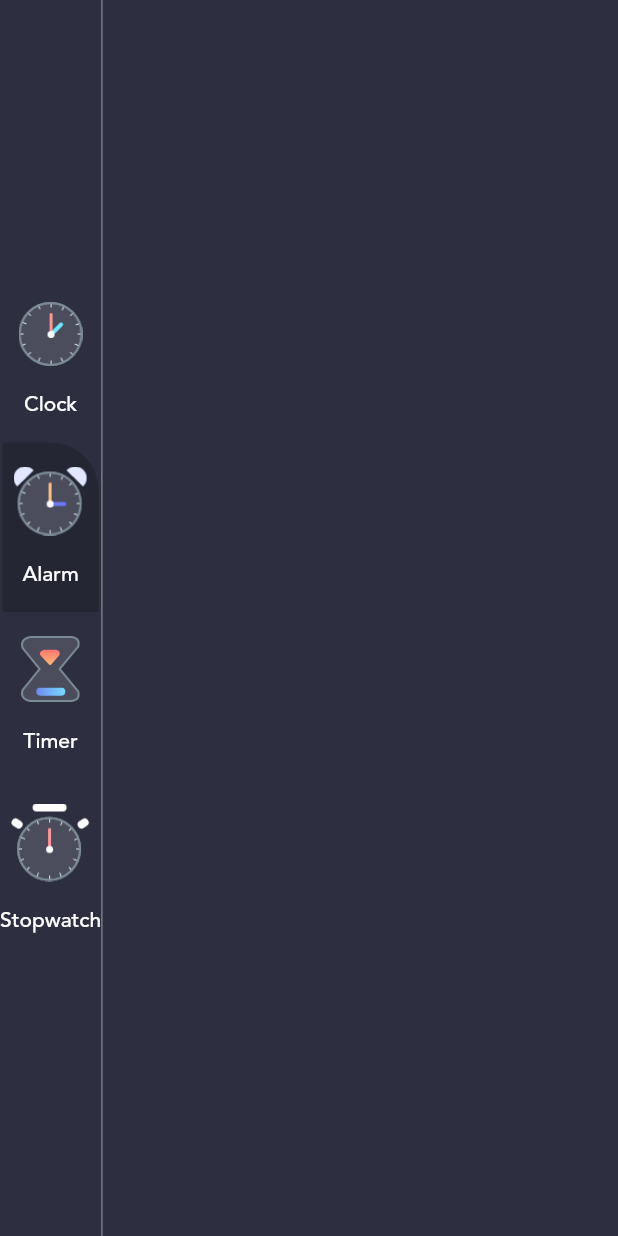
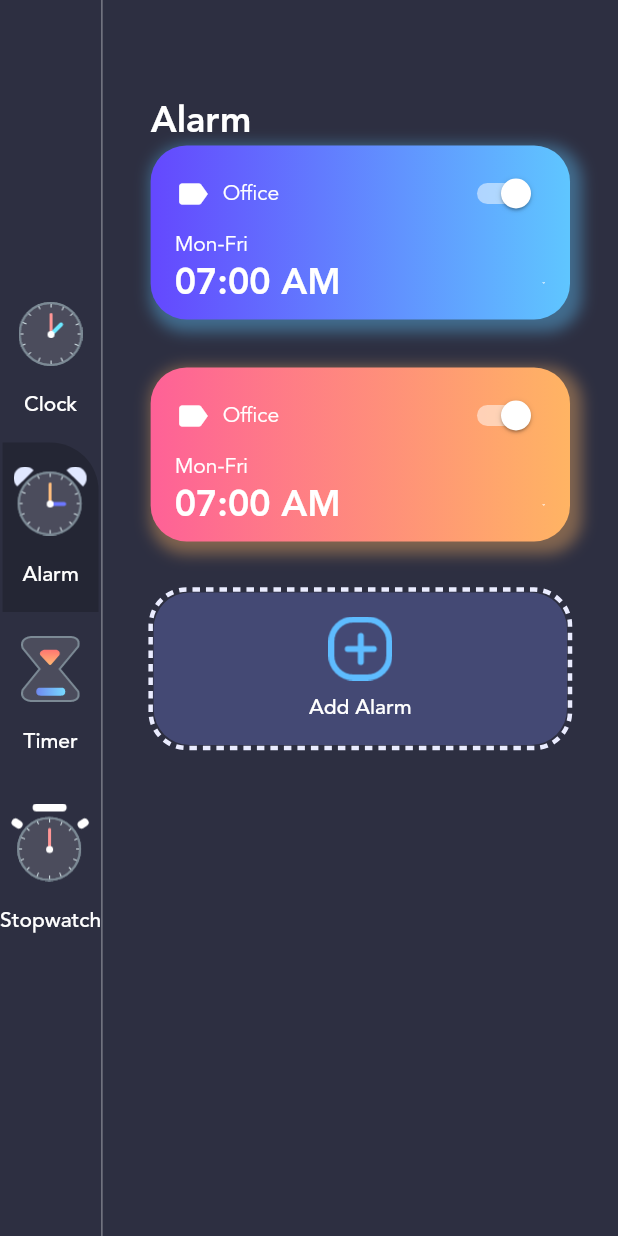
Before and after one commit to L-jimin-dev/Flutter-Clock-App, a Flutter app: the screen it shows after launch, after a tap on "Alarm", on a phone screen of 412 x 824 dp. Run offline on Flutter 3.47's test engine with Material 2 defaults, Android fonts, the light colour scheme and no system bars; drawn by our look-alikes of dotted_border.

Commit message:
create new alarm Layout

```diff
--- a/lib/constants/theme_data.dart
+++ b/lib/constants/theme_data.dart
@@ -17,8 +17,8 @@ class CustomColors {
 }
 
 class GradientColors {
-  final List<Color> colors;
-  GradientColors(this.colors);
+  // final List<Color> colors;
+  // GradientColors(this.colors);
 
   static List<Color> sky = [Color(0xFF6448FE), Color(0xFF5FC6FF)];
   static List<Color> sunset = [Color(0xFFFE6197), Color(0xFFFFB463)];
@@ -27,12 +27,12 @@ class GradientColors {
   static List<Color> fire = [Color(0xFFFF5DCD), Color(0xFFFF8484)];
 }
 
-class GradientTemplate {
-  static List<GradientColors> gradientTemplate = [
-    GradientColors(GradientColors.sky),
-    GradientColors(GradientColors.sunset),
-    GradientColors(GradientColors.sea),
-    GradientColors(GradientColors.mango),
-    GradientColors(GradientColors.fire),
-  ];
-}
+// class GradientTemplate {
+//   static List<GradientColors> gradientTemplate = [
+//     GradientColors(GradientColors.sky),
+//     GradientColors(GradientColors.sunset),
+//     GradientColors(GradientColors.sea),
+//     GradientColors(GradientColors.mango),
+//     GradientColors(GradientColors.fire),
+//   ];
+// }
--- a/lib/data.dart
+++ b/lib/data.dart
@@ -1,5 +1,7 @@
+import 'package:jimin_clock/constants/theme_data.dart';
 import 'package:jimin_clock/enums.dart';
-import 'package:jimin_clock/menu_info.dart';
+import 'package:jimin_clock/models/alarm_info.dart';
+import 'package:jimin_clock/models/menu_info.dart';
 
 List<MenuInfo> menuItems = [
   MenuInfo(
@@ -23,3 +25,10 @@ List<MenuInfo> menuItems = [
     imageSource: 'assets/stopwatch_icon.png',
   ),
 ];
+
+List<AlarmInfo> alarms = [
+  AlarmInfo(DateTime.now().add(Duration(hours: 1)),
+      description: 'Office', gradientColors: GradientColors.sky),
+  AlarmInfo(DateTime.now().add(Duration(hours: 2)),
+      description: 'Sport', gradientColors: GradientColors.sunset),
+];
--- a/lib/main.dart
+++ b/lib/main.dart
@@ -1,7 +1,7 @@
 import 'package:flutter/material.dart';
 import 'package:provider/provider.dart';
 
-import 'package:jimin_clock/menu_info.dart';
+import 'package:jimin_clock/models/menu_info.dart';
 import 'package:jimin_clock/enums.dart';
 import 'package:jimin_clock/views/homepage.dart';
 
--- /dev/null
+++ b/lib/models/alarm_info.dart
@@ -0,0 +1,11 @@
+import 'package:flutter/cupertino.dart';
+import 'package:flutter/material.dart';
+
+class AlarmInfo {
+  DateTime alarmDateTime;
+  String description;
+  bool isActive;
+  List<Color> gradientColors;
+
+  AlarmInfo(this.alarmDateTime, {this.description, this.gradientColors});
+}
--- /dev/null
+++ b/lib/views/alarm_page.dart
@@ -0,0 +1,158 @@
+import 'package:dotted_border/dotted_border.dart';
+import 'package:flutter/cupertino.dart';
+import 'package:flutter/material.dart';
+import 'package:jimin_clock/constants/theme_data.dart';
+import 'package:jimin_clock/data.dart';
+
+class AlarmPage extends StatefulWidget {
+  @override
+  _AlarmPageState createState() => _AlarmPageState();
+}
+
+class _AlarmPageState extends State<AlarmPage> {
+  @override
+  Widget build(BuildContext context) {
+    return Container(
+      padding: EdgeInsets.symmetric(horizontal: 32, vertical: 64),
+      child: Column(
+        crossAxisAlignment: CrossAxisAlignment.start,
+        children: <Widget>[
+          Text(
+            'Alarm',
+            style: TextStyle(
+              fontFamily: 'avenir',
+              fontWeight: FontWeight.w700,
+              color: CustomColors.primaryTextColor,
+              fontSize: 24,
+            ),
+          ),
+          Expanded(
+            child: ListView(
+              children: alarms.map<Widget>((alarm) {
+                return Container(
+                  margin: const EdgeInsets.only(bottom: 32),
+                  padding: const EdgeInsets.symmetric(horizontal: 16, vertical: 8),
+                  decoration: BoxDecoration(
+                    gradient: LinearGradient(
+                      colors: alarm.gradientColors,
+                      begin: Alignment.centerLeft,
+                      end: Alignment.centerRight,
+                    ),
+                    boxShadow: [
+                      BoxShadow(
+                        color: alarm.gradientColors.last.withOpacity(0.4),
+                        blurRadius: 8,
+                        spreadRadius: 4,
+                        offset: Offset(4, 4),
+                      ),
+                    ],
+                    borderRadius: BorderRadius.all(Radius.circular(24)),
+                  ),
+                  child: Column(
+                    crossAxisAlignment: CrossAxisAlignment.start,
+                    children: <Widget>[
+                      Row(
+                        mainAxisAlignment: MainAxisAlignment.spaceBetween,
+                        children: <Widget>[
+                          Row(
+                            children: <Widget>[
+                              Icon(
+                                Icons.label,
+                                color: Colors.white,
+                                size: 24,
+                              ),
+                              SizedBox(
+                                width: 8,
+                              ),
+                              Text(
+                                'Office',
+                                style: TextStyle(
+                                  color: Colors.white,
+                                  fontFamily: 'avenir',
+                                ),
+                              )
+                            ],
+                          ),
+                          Switch(
+                            onChanged: (bool value) {},
+                            value: true,
+                            activeColor: Colors.white,
+                          ),
+                        ],
+                      ),
+                      Text(
+                        'Mon-Fri',
+                        style: TextStyle(
+                          color: Colors.white,
+                          fontFamily: 'avenir',
+                        ),
+                      ),
+                      Row(
+                        mainAxisAlignment: MainAxisAlignment.spaceBetween,
+                        children: <Widget>[
+                          Text(
+                            '07:00 AM',
+                            style: TextStyle(
+                              color: Colors.white,
+                              fontFamily: 'avenir',
+                              fontSize: 24,
+                              fontWeight: FontWeight.w700,
+                            ),
+                          ),
+                          Icon(
+                            Icons.keyboard_arrow_down,
+                            size: 3,
+                            color: Colors.white,
+                          )
+                        ],
+                      )
+                    ],
+                  ),
+                );
+              }).followedBy([
+                DottedBorder(
+                  strokeWidth: 3,
+                  color: CustomColors.clockOutline,
+                  borderType: BorderType.RRect,
+                  radius: Radius.circular(24),
+                  dashPattern: [5, 4],
+                  child: Container(
+                    width: double.infinity,
+                    decoration: BoxDecoration(
+                      color: CustomColors.clockBG,
+                      borderRadius: BorderRadius.all(Radius.circular(24)),
+                    ),
+                    child: TextButton(
+                      style: TextButton.styleFrom(
+                        padding: const EdgeInsets.symmetric(horizontal: 32, vertical: 16),
+                      ),
+                      onPressed: () {},
+                      child: Column(
+                        children: <Widget>[
+                          Image.asset(
+                            'assets/add_alarm.png',
+                            scale: 1.5,
+                          ),
+                          SizedBox(
+                            height: 8,
+                          ),
+                          Text(
+                            'Add Alarm',
+                            style: TextStyle(
+                              color: Colors.white,
+                              fontFamily: 'avenir'
+                            ),
+                          )
+                        ],
+                      ),
+                    ),
+                  ),
+                ),
+              ]).toList(),
+            ),
+          ),
+        ],
+      ),
+    );
+  }
+}
--- /dev/null
+++ b/lib/views/clock_page.dart
@@ -0,0 +1,121 @@
+import 'package:flutter/cupertino.dart';
+import 'package:flutter/material.dart';
+import 'package:intl/intl.dart';
+
+import 'clock_view.dart';
+
+class ClockPage extends StatefulWidget {
+  @override
+  _ClockPageState createState() => _ClockPageState();
+}
+
+class _ClockPageState extends State<ClockPage> {
+  @override
+  Widget build(BuildContext context) {
+    var now = DateTime.now();
+    var formattedTime = DateFormat('HH:mm').format(now);
+    var formattedDate = DateFormat('EEE, d MMM').format(now);
+    var timezoneString =
+        DateTime.now().timeZoneOffset.toString().split('.').first;
+    var offsetSign = '';
+    if (!timezoneString.startsWith('-')) {
+      offsetSign = '+';
+    }
+
+    return Container(
+      padding: EdgeInsets.symmetric(horizontal: 32, vertical: 64),
+      child: Column(
+        crossAxisAlignment: CrossAxisAlignment.start,
+        children: <Widget>[
+          Flexible(
+            flex: 1,
+            fit: FlexFit.tight,
+            child: Text(
+              'Clock',
+              style: TextStyle(
+                fontFamily: 'avenir',
+                fontWeight: FontWeight.w700,
+                color: Colors.white,
+                fontSize: 24,
+              ),
+            ),
+          ),
+          Flexible(
+            flex: 2,
+            child: Column(
+              crossAxisAlignment: CrossAxisAlignment.start,
+              children: <Widget>[
+                Text(
+                  formattedTime,
+                  style: TextStyle(
+                    fontFamily: 'avenir',
+                    color: Colors.white,
+                    fontSize: 64,
+                  ),
+                ),
+                Text(
+                  formattedDate,
+                  style: TextStyle(
+                    fontFamily: 'avenir',
+                    fontWeight: FontWeight.w300,
+                    color: Colors.white,
+                    fontSize: 20,
+                  ),
+                ),
+              ],
+            ),
+          ),
+          Flexible(
+              flex: 5,
+              fit: FlexFit.tight,
+              child: Align(
+                alignment: Alignment.center,
+                child: ClockView(
+                  size: MediaQuery.of(context).size.height / 3.5,
+                ),
+              )),
+          Flexible(
+            flex: 2,
+            fit: FlexFit.tight,
+            child: Column(
+              crossAxisAlignment: CrossAxisAlignment.start,
+              children: <Widget>[
+                Text(
+                  'Timezone',
+                  style: TextStyle(
+                    fontFamily: 'avenir',
+                    fontWeight: FontWeight.w500,
+                    color: Colors.white,
+                    fontSize: 24,
+                  ),
+                ),
+                SizedBox(
+                  height: 16,
+                ),
+                Row(
+                  children: <Widget>[
+                    Icon(
+                      Icons.language,
+                      color: Colors.white,
+                    ),
+                    SizedBox(
+                      height: 16,
+                    ),
+                    Text(
+                      'UTC' + offsetSign + timezoneString,
+                      style: TextStyle(
+                        fontFamily: 'avenir',
+                        color: Colors.white,
+                        fontSize: 14,
+                      ),
+                    ),
+                  ],
+                ),
+              ],
+            ),
+          ),
+        ],
+      ),
+    );
+  }
+}
--- a/lib/views/homepage.dart
+++ b/lib/views/homepage.dart
@@ -3,10 +3,12 @@ import 'package:flutter/material.dart';
 import 'package:intl/intl.dart';
 import 'package:jimin_clock/constants/theme_data.dart';
 import 'package:jimin_clock/enums.dart';
+import 'package:jimin_clock/views/alarm_page.dart';
+import 'package:jimin_clock/views/clock_page.dart';
 import 'package:provider/provider.dart';
 
 import 'package:jimin_clock/data.dart';
-import 'package:jimin_clock/menu_info.dart';
+import 'package:jimin_clock/models/menu_info.dart';
 import 'package:jimin_clock/views/clock_view.dart';
 
 class HomePage extends StatefulWidget {
@@ -45,100 +47,22 @@ class _HomePageState extends State<HomePage> {
           ),
           Expanded(child: Consumer<MenuInfo>(
             builder: (BuildContext context, MenuInfo value, Widget child) {
-              if(value.menuType != MenuType.clock) return Container();
+              if(value.menuType == MenuType.clock)
+                return ClockPage();
+              else if(value.menuType == MenuType.alarm)
+                return AlarmPage();
               return Container(
-                padding: EdgeInsets.symmetric(horizontal: 32, vertical: 64),
-                child: Column(
-                  crossAxisAlignment: CrossAxisAlignment.start,
-                  children: <Widget>[
-                    Flexible(
-                      flex: 1,
-                      fit: FlexFit.tight,
-                      child: Text(
-                        'Clock',
-                        style: TextStyle(
-                          fontFamily: 'avenir',
-                          fontWeight: FontWeight.w700,
-                          color: Colors.white,
-                          fontSize: 24,
-                        ),
+                child: RichText(
+                  text: TextSpan(
+                    style: TextStyle(fontSize: 20),
+                    children: <TextSpan>[
+                      TextSpan(text: 'Upcoming Tutorial\n'),
+                      TextSpan(
+                        text: value.title,
+                        style: TextStyle(fontSize: 48),
                       ),
-                    ),
-                    Flexible(
-                      flex: 2,
-                      child: Column(
-                        crossAxisAlignment: CrossAxisAlignment.start,
-                        children: <Widget>[
-                          Text(
-                            formattedTime,
-                            style: TextStyle(
-                              fontFamily: 'avenir',
-                              color: Colors.white,
-                              fontSize: 64,
-                            ),
-                          ),
-                          Text(
-                            formattedDate,
-                            style: TextStyle(
-                              fontFamily: 'avenir',
-                              fontWeight: FontWeight.w300,
-                              color: Colors.white,
-                              fontSize: 20,
-                            ),
-                          ),
-                        ],
-                      ),
-                    ),
-                    Flexible(
-                        flex: 5,
-                        fit: FlexFit.tight,
-                        child: Align(
-                          alignment: Alignment.center,
-                          child: ClockView(
-                            size: MediaQuery.of(context).size.height / 3.5,
-                          ),
-                        )),
-                    Flexible(
-                      flex: 2,
-                      fit: FlexFit.tight,
-                      child: Column(
-                        crossAxisAlignment: CrossAxisAlignment.start,
-                        children: <Widget>[
-                          Text(
-                            'Timezone',
-                            style: TextStyle(
-                              fontFamily: 'avenir',
-                              fontWeight: FontWeight.w500,
-                              color: Colors.white,
-                              fontSize: 24,
-                            ),
-                          ),
-                          SizedBox(
-                            height: 16,
-                          ),
-                          Row(
-                            children: <Widget>[
-                              Icon(
-                                Icons.language,
-                                color: Colors.white,
-                              ),
-                              SizedBox(
-                                height: 16,
-                              ),
-                              Text(
-                                'UTC' + offsetSign + timezoneString,
-                                style: TextStyle(
-                                  fontFamily: 'avenir',
-                                  color: Colors.white,
-                                  fontSize: 14,
-                                ),
-                              ),
-                            ],
-                          ),
-                        ],
-                      ),
-                    ),
-                  ],
+                    ],
+                  ),
                 ),
               );
             },
--- a/pubspec.yaml
+++ b/pubspec.yaml
@@ -21,6 +21,7 @@ environment:
   sdk: ">=2.7.0 <3.0.0"
 
 dependencies:
+  dotted_border: ^1.0.5
   provider: ^4.1.3
   intl: ^0.16.1
   flutter:
```
Also changed, not shown: lib/models/menu_info.dart (renamed from lib/menu_info.dart), pubspec.lock.
